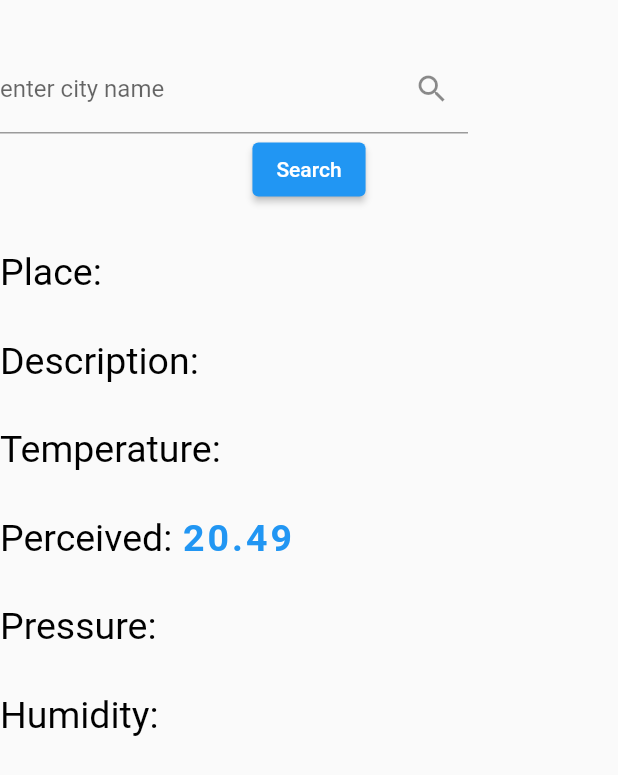
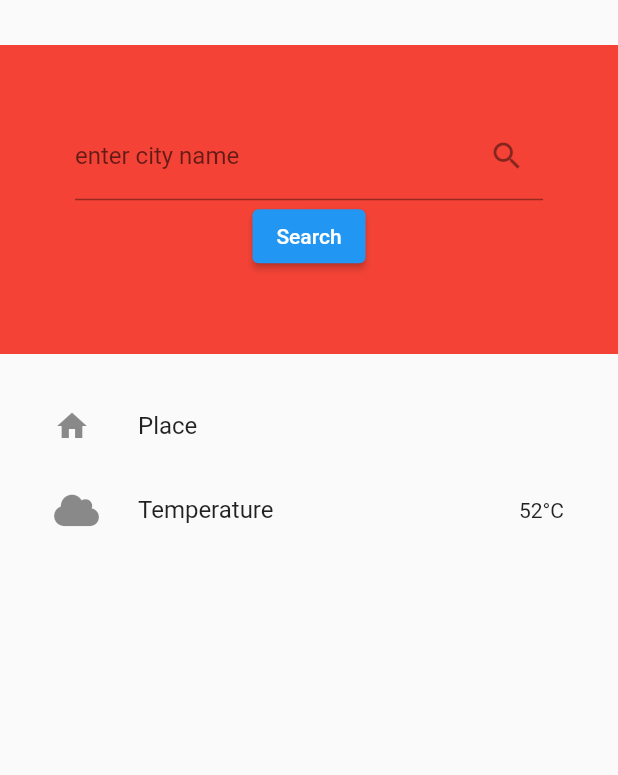
Before and after one commit to Tomlee-abila/Weather-app, a Flutter app: the Weather screen opened directly, on a phone screen of 412 x 824 dp. Shown: the top 775 px of the screen. Run offline on Flutter 3.47's test engine with Material 2 defaults, Android fonts, the phone set to English and light mode, and no system bars; our stand-ins replace animated_splash_screen, font_awesome_flutter, geolocator, google_nav_bar.

Commit message:
another working version

```diff
--- a/lib/home2.dart
+++ b/lib/home2.dart
@@ -1,4 +1,5 @@
 import 'package:flutter/material.dart';
+import 'package:geolocator/geolocator.dart';
 
 class homePage extends StatefulWidget {
   const homePage({Key? key}) : super(key: key);
@@ -8,8 +9,49 @@ class homePage extends StatefulWidget {
 }
 
 class _homePageState extends State<homePage> {
+
+  Future<Position> _determinePosition() async {
+  bool serviceEnabled;
+  LocationPermission permission;
+
+  // Test if location services are enabled.
+  serviceEnabled = await Geolocator.isLocationServiceEnabled();
+  if (!serviceEnabled) {
+    // Location services are not enabled don't continue
+    // accessing the position and request users of the
+    // App to enable the location services.
+    return Future.error('Location services are disabled.');
+  }
+
+  permission = await Geolocator.checkPermission();
+  if (permission == LocationPermission.denied) {
+    permission = await Geolocator.requestPermission();
+    if (permission == LocationPermission.denied) {
+      // Permissions are denied, next time you could try
+      // requesting permissions again (this is also where
+      // Android's shouldShowRequestPermissionRationale
+      // returned true. According to Android guidelines
+      // your App should show an explanatory UI now.
+      return Future.error('Location permissions are denied');
+    }
+  }
+
+  if (permission == LocationPermission.deniedForever) {
+    // Permissions are denied forever, handle appropriately.
+    return Future.error(
+      'Location permissions are permanently denied, we cannot request permissions.');
+  }
+
+  // When we reach here, permissions are granted and we can
+  // continue accessing the position of the device.
+  return await Geolocator.getCurrentPosition();
+}
+
   @override
   Widget build(BuildContext context) {
+
+    // _determinePosition();
+
     final height = MediaQuery.of(context).size.height;
     final widht = MediaQuery.of(context).size.height;
     var inputBorder = OutlineInputBorder(
--- a/lib/homepage.dart
+++ b/lib/homepage.dart
@@ -2,6 +2,7 @@ import 'package:flutter/material.dart';
 import 'package:google_nav_bar/google_nav_bar.dart';
 import 'package:weather_app/profile.dart';
 import 'package:weather_app/weather.dart';
+import 'package:geolocator/geolocator.dart';
 
 import 'home2.dart';
 
@@ -13,6 +14,44 @@ class HomePage extends StatefulWidget {
 }
 
 class _HomePageState extends State<HomePage> {
+
+  Future<Position> _determinePosition() async {
+  bool serviceEnabled;
+  LocationPermission permission;
+
+  // Test if location services are enabled.
+  serviceEnabled = await Geolocator.isLocationServiceEnabled();
+  if (!serviceEnabled) {
+    // Location services are not enabled don't continue
+    // accessing the position and request users of the
+    // App to enable the location services.
+    return Future.error('Location services are disabled.');
+  }
+
+  permission = await Geolocator.checkPermission();
+  if (permission == LocationPermission.denied) {
+    permission = await Geolocator.requestPermission();
+    if (permission == LocationPermission.denied) {
+      // Permissions are denied, next time you could try
+      // requesting permissions again (this is also where
+      // Android's shouldShowRequestPermissionRationale
+      // returned true. According to Android guidelines
+      // your App should show an explanatory UI now.
+      return Future.error('Location permissions are denied');
+    }
+  }
+
+  if (permission == LocationPermission.deniedForever) {
+    // Permissions are denied forever, handle appropriately.
+    return Future.error(
+      'Location permissions are permanently denied, we cannot request permissions.');
+  }
+
+  // When we reach here, permissions are granted and we can
+  // continue accessing the position of the device.
+  return await Geolocator.getCurrentPosition();
+}
+
 
   int _selectedIndex = 0;
   String word = 'Home';
@@ -40,6 +79,7 @@ class _HomePageState extends State<HomePage> {
 
   @override
   Widget build(BuildContext context) {
+     _determinePosition();
 
     return Scaffold(
     resizeToAvoidBottomInset : false,
@@ -85,6 +125,7 @@ class _HomePageState extends State<HomePage> {
                   ),
                 onTap: () {
                   _navigationBottonBar(0);
+                  // Scaffold.of(context).closeDrawer();
                   },
               ),
 
@@ -96,6 +137,7 @@ class _HomePageState extends State<HomePage> {
                   ),
                   onTap: () {
                     _navigationBottonBar(1);
+                    // Scaffold.of(context).closeDrawer();
                   },
               ),
 
@@ -107,6 +149,7 @@ class _HomePageState extends State<HomePage> {
                   ),
                   onTap: () {
                     _navigationBottonBar(2);
+
                   },
               ),
             ],
--- a/lib/weather.dart
+++ b/lib/weather.dart
@@ -1,5 +1,6 @@
 import 'package:flutter/material.dart';
 import 'package:weather_app/data_service.dart';
+import 'package:font_awesome_flutter/font_awesome_flutter.dart';
 
 class Weather extends StatefulWidget {
   const Weather({Key? key}) : super(key: key);
@@ -20,14 +21,23 @@ class _WeatherState extends State<Weather> {
       return Scaffold(
       resizeToAvoidBottomInset : false,
       body:Column(
-        children: <Widget>[
+        children: [
 
               //city name
               const SizedBox(height: 30),
               Container(
-            padding: EdgeInsets.fromLTRB(0, 0, 100, 0),
-            child: Align(
-              alignment: Alignment.centerLeft,
+                height: MediaQuery.of(context).size.height / 4,
+                width: MediaQuery.of(context).size.width,
+                color: Colors.red,
+                // padding: EdgeInsets.fromLTRB(0, 0, 100, 0),
+                child: Padding(
+                  padding: const EdgeInsets.only(bottom: 10.0),
+                  child: Column(
+                    mainAxisAlignment: MainAxisAlignment.center,
+                    crossAxisAlignment: CrossAxisAlignment.center,
+                    children: [
+                      Container(
+                        padding: EdgeInsets.fromLTRB(50, 0, 50, 0),
                         child: TextField(
                         controller: _cityTextController,
                         decoration: InputDecoration(
@@ -36,167 +46,50 @@ class _WeatherState extends State<Weather> {
                         ),
                     ),
                       ),
-          ),
 
                       ElevatedButton(onPressed: () {
                       _search();
                       place = _cityTextController.text;
                       }, child: Text('Search')),
-
-          //Place
-          const SizedBox(height: 30),
-          Row(
-          children: [
-            const Text(
-              'Place: ',
-              style: TextStyle(
-                color: Colors.black,
-
-                fontSize: 25.0,
+                    ]
                     ),
                 ),
 
-            Text(
-              place,
-              style: TextStyle(
-                color: Colors.blue,
-                letterSpacing: 2.0,
-                fontSize: 25.0,
-                fontWeight: FontWeight.bold,
               ),
+
+              Expanded(
+                child: Padding(
+                  padding: const EdgeInsets.all(20.0),
+                  child: ListView(
+                    children: [
+                      ListTile(
+                        leading: Icon(
+                          Icons.home,
+                          // color: Colors.black,
+                          ),
+                        title: Text(
+                          'Place',
+                          // style: TextStyle(color: Colors.black),
+                          ),
+                        trailing: Text(place),
+                      ),
+
+                      ListTile(
+                        leading: FaIcon(FontAwesomeIcons.cloud),
+                        title: Text(
+                          'Temperature',
+                          // style: TextStyle(color: Colors.black),
+                          ),
+                        trailing: Text('52'+'\u00B0'+'C'),
                       ),
                     ],
                   ),
-
-        //Description
-        const SizedBox(height: 30),
-          Row(
-          children: [
-            const Text(
-              'Description: ',
-              style: TextStyle(
-                color: Colors.black,
-
-                fontSize: 25.0,
                 ),
               ),
+        ]
+      ),
+    );
 
-            Text(
-              descr,
-              style: TextStyle(
-                color: Colors.blue,
-                letterSpacing: 2.0,
-                fontSize: 25.0,
-                fontWeight: FontWeight.bold,
-              ),
-            ),
-          ],
-        ),
-
-        //Temperature
-        const SizedBox(height: 30),
-          Row(
-          children: [
-            const Text(
-              'Temperature: ',
-              style: TextStyle(
-                color: Colors.black,
-
-                fontSize: 25.0,
-              ),
-            ),
-
-            Text(
-              tempe,
-              style: TextStyle(
-                color: Colors.blue,
-                letterSpacing: 2.0,
-                fontSize: 25.0,
-                fontWeight: FontWeight.bold,
-              ),
-            ),
-          ],
-        ),
-
-        //Perceived
-        const SizedBox(height: 30),
-          Row(
-          children: [
-            const Text(
-              'Perceived: ',
-              style: TextStyle(
-                color: Colors.black,
-
-                fontSize: 25.0,
-              ),
-            ),
-
-            Text(
-              '20.49',
-              style: TextStyle(
-                color: Colors.blue,
-                letterSpacing: 2.0,
-                fontSize: 25.0,
-                fontWeight: FontWeight.bold,
-              ),
-            ),
-          ],
-        ),
-
-        //Pressure
-        const SizedBox(height: 30),
-          Row(
-          children: [
-            const Text(
-              'Pressure: ',
-              style: TextStyle(
-                color: Colors.black,
-
-                fontSize: 25.0,
-              ),
-            ),
-
-            Text(
-              press,
-              style: TextStyle(
-                color: Colors.blue,
-                letterSpacing: 2.0,
-                fontSize: 25.0,
-                fontWeight: FontWeight.bold,
-              ),
-            ),
-          ],
-        ),
-
-        //Humidity
-        const SizedBox(height: 30),
-          Row(
-          children: [
-            const Text(
-              'Humidity: ',
-              style: TextStyle(
-                color: Colors.black,
-
-                fontSize: 25.0,
-              ),
-            ),
-
-            Text(
-              hum,
-              style: TextStyle(
-                color: Colors.blue,
-                letterSpacing: 2.0,
-                fontSize: 25.0,
-                fontWeight: FontWeight.bold,
-              ),
-            ),
-          ],
-        ),
-          ],
-
-      ),
-
-    );
 
   }
 
--- a/pubspec.yaml
+++ b/pubspec.yaml
@@ -39,6 +39,7 @@ dependencies:
   # Use with the CupertinoIcons class for iOS style icons.
   cupertino_icons: ^1.0.2
   http:
+  font_awesome_flutter: ^10.1.0
   # flutter_glow: ^0.2.0
   # http: any
   # intl: any
```
Also changed, not shown: pubspec.lock, 3 other files. Lines whose indentation alone changed are shown as unchanged.
